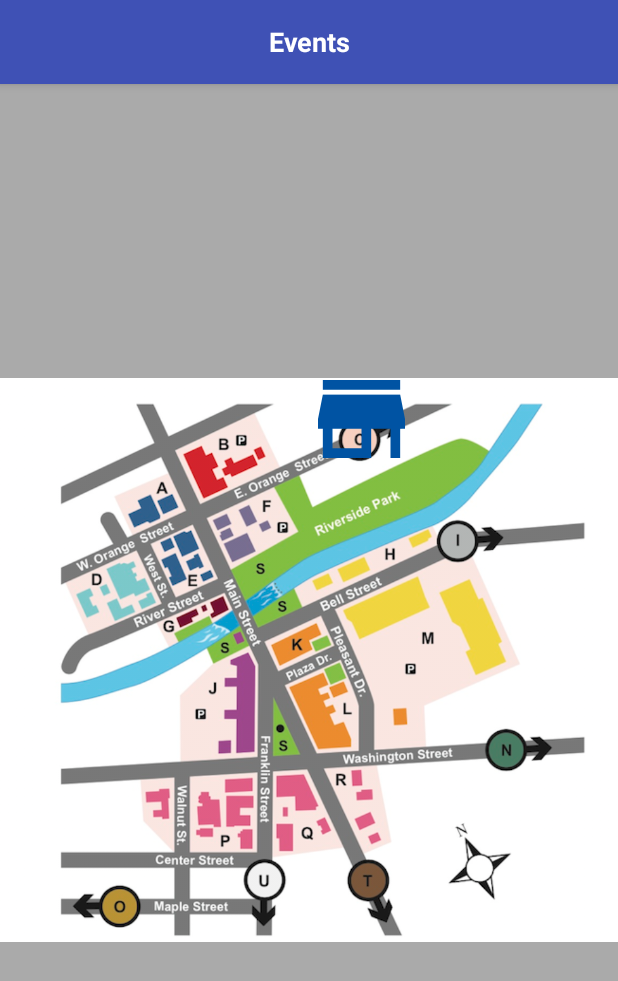
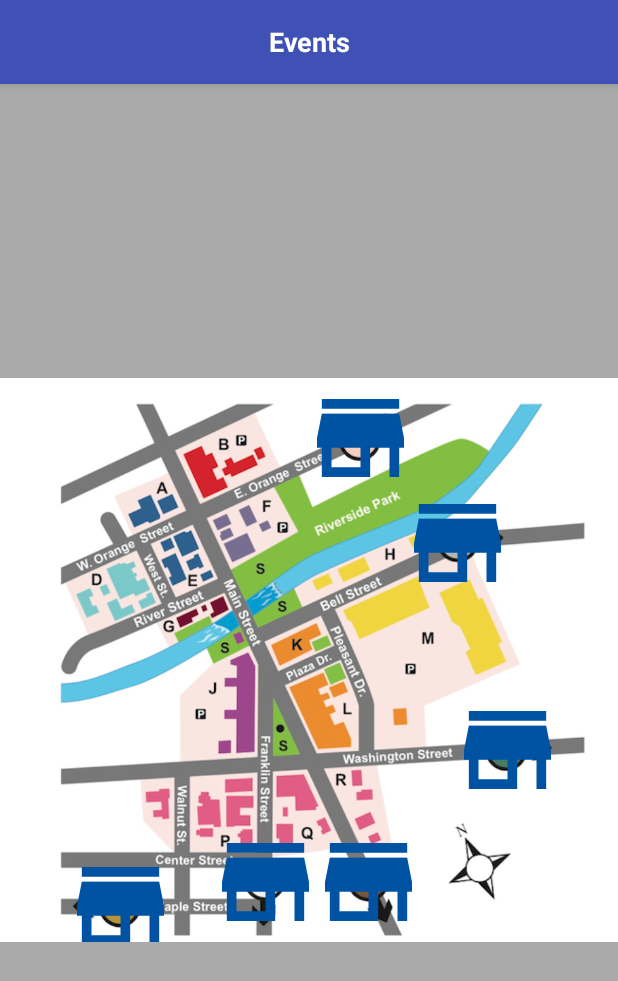
Before and after one commit to phanluongha/ExhibitionApp, an Android app: the MapActivity screen opened directly, with no data from a screen before it, on a phone screen of 412 x 824 dp. Shown: the top 981 px of the screen. Run offline under Robolectric (Android 15) with nearby library versions, the phone set to English and light mode, and no system bars.

Commit message:
20:3/7-3-2917

```diff
--- a/app/src/main/AndroidManifest.xml
+++ b/app/src/main/AndroidManifest.xml
@@ -59,7 +59,7 @@
         <activity
             android:name=".ListActivityEventActivity"
             android:label="@string/title_activity_list_activity_event"
-            android:theme="@style/AppTheme.NoActionBar"></activity>
+            android:theme="@style/AppTheme.NoActionBar"/>
     </application>
 
 </manifest>
--- a/app/src/main/java/com/example/phanluongha/myfirstapplication/MainActivity.java
+++ b/app/src/main/java/com/example/phanluongha/myfirstapplication/MainActivity.java
@@ -26,6 +26,11 @@ public class MainActivity extends AppCompatActivity {
         super.onCreate(savedInstanceState);
         setContentView(R.layout.activity_main);
         sharedpreferences = PreferenceManager.getDefaultSharedPreferences(this.getApplicationContext());
+    }
+
+    @Override
+    protected void onResume() {
+        super.onResume();
         String token = sharedpreferences.getString("token", "");
         String idDevice = sharedpreferences.getString("idDevice", "");
         if (token.length() > 0 && idDevice.length() > 0) {
--- a/app/src/main/java/com/example/phanluongha/myfirstapplication/MapActivity.java
+++ b/app/src/main/java/com/example/phanluongha/myfirstapplication/MapActivity.java
@@ -51,8 +51,8 @@ public class MapActivity extends AppCompatActivity {
         View v = ((LayoutInflater) getSystemService(Context.LAYOUT_INFLATER_SERVICE)).inflate(R.layout.layout_zoom, null, false);
         v.setLayoutParams(new LinearLayout.LayoutParams(LinearLayout.LayoutParams.MATCH_PARENT, LinearLayout.LayoutParams.MATCH_PARENT));
         img = (MyImageView) v.findViewById(R.id.img);
-        oldWidth = get_view_width(R.drawable.map1);
-        oldHeight = get_view_height(R.drawable.map1);
+        oldWidth = 650;
+        oldHeight = 594;
         newWidth = metrics.widthPixels;
         newHeight = newWidth * oldHeight / oldWidth;
         img.setLayoutParams(new LinearLayout.LayoutParams(newWidth, newHeight));
@@ -79,42 +79,20 @@ public class MapActivity extends AppCompatActivity {
                 img.arrayNode[Integer.parseInt(path.getString("node0"))][Integer.parseInt(path.getString("node1"))] = path.getInt("cost");
                 img.arrayNode[Integer.parseInt(path.getString("node1"))][Integer.parseInt(path.getString("node0"))] = path.getInt("cost");
             }
-//            for (int i = 0; i < nodes.length(); i++) {
-//                JSONObject node = nodes.getJSONObject(i);
-//                MapNode mn = new MapNode();
-////                int x = node.getInt("x") * newWidth / oldWidth;
-////                int y = node.getInt("y") * newHeight / oldHeight;
-//                int x = node.getInt("x");
-//                int y = node.getInt("y");
-//
-//                mn.setX(x);
-//                mn.setY(y);
-//                mn.setStore(node.getInt("isStore") == 1);
-//                img.mapNodes.add(mn);
-//            }
-            MapNode mn = new MapNode();
-            int x = 380 * newWidth / 650;
-            int y = 66 * newHeight / oldHeight;
-            mn.setX(x);
-            mn.setY(y);
-            mn.setStore(true);
-            img.mapNodes.add(mn);
+            for (int i = 0; i < nodes.length(); i++) {
+                JSONObject node = nodes.getJSONObject(i);
+                MapNode mn = new MapNode();
+                int x = node.getInt("x") * newWidth / oldWidth;
+                int y = node.getInt("y") * newHeight / oldHeight;
+                mn.setX(x);
+                mn.setY(y);
+                mn.setStore(node.getInt("isStore") == 1);
+                img.mapNodes.add(mn);
+            }
             img.invalidate();
         } catch (JSONException e) {
             e.printStackTrace();
         }
-    }
-
-    public int get_view_width(int viewId) {
-        BitmapDrawable bd_horizontal_line = (BitmapDrawable) this
-                .getResources().getDrawable(viewId);
-        return bd_horizontal_line.getBitmap().getWidth();
-    }
-
-    public int get_view_height(int viewId) {
-        BitmapDrawable bd_horizontal_line = (BitmapDrawable) this
-                .getResources().getDrawable(viewId);
-        return bd_horizontal_line.getBitmap().getHeight();
     }
 
     String js = "{\n" +
--- a/app/src/main/res/layout/content_detail_event.xml
+++ b/app/src/main/res/layout/content_detail_event.xml
@@ -156,6 +156,7 @@
                 android:paddingTop="30dp">
 
                 <TextView
+                    android:id="@+id/txtPlace"
                     android:layout_width="wrap_content"
                     android:layout_height="wrap_content"
                     android:drawablePadding="5dp"
```
Also changed, not shown: app/src/main/java/com/example/phanluongha/myfirstapplication/DetailEventActivity.java (+8 -0 lines).
